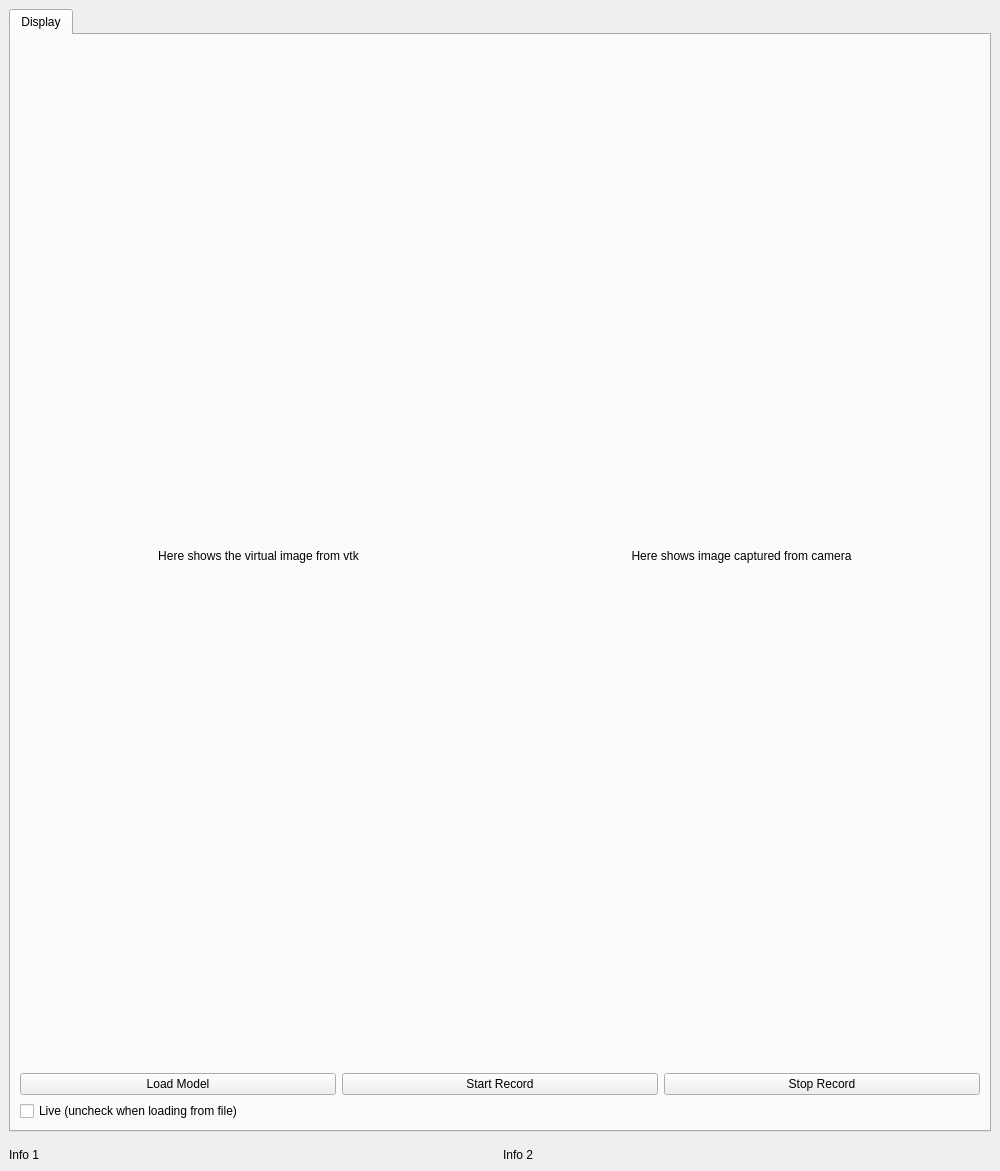
First picture: the form in src/GraphicalUserInterface.ui, repository magnumye/daVinciToolTrack, before the edit.
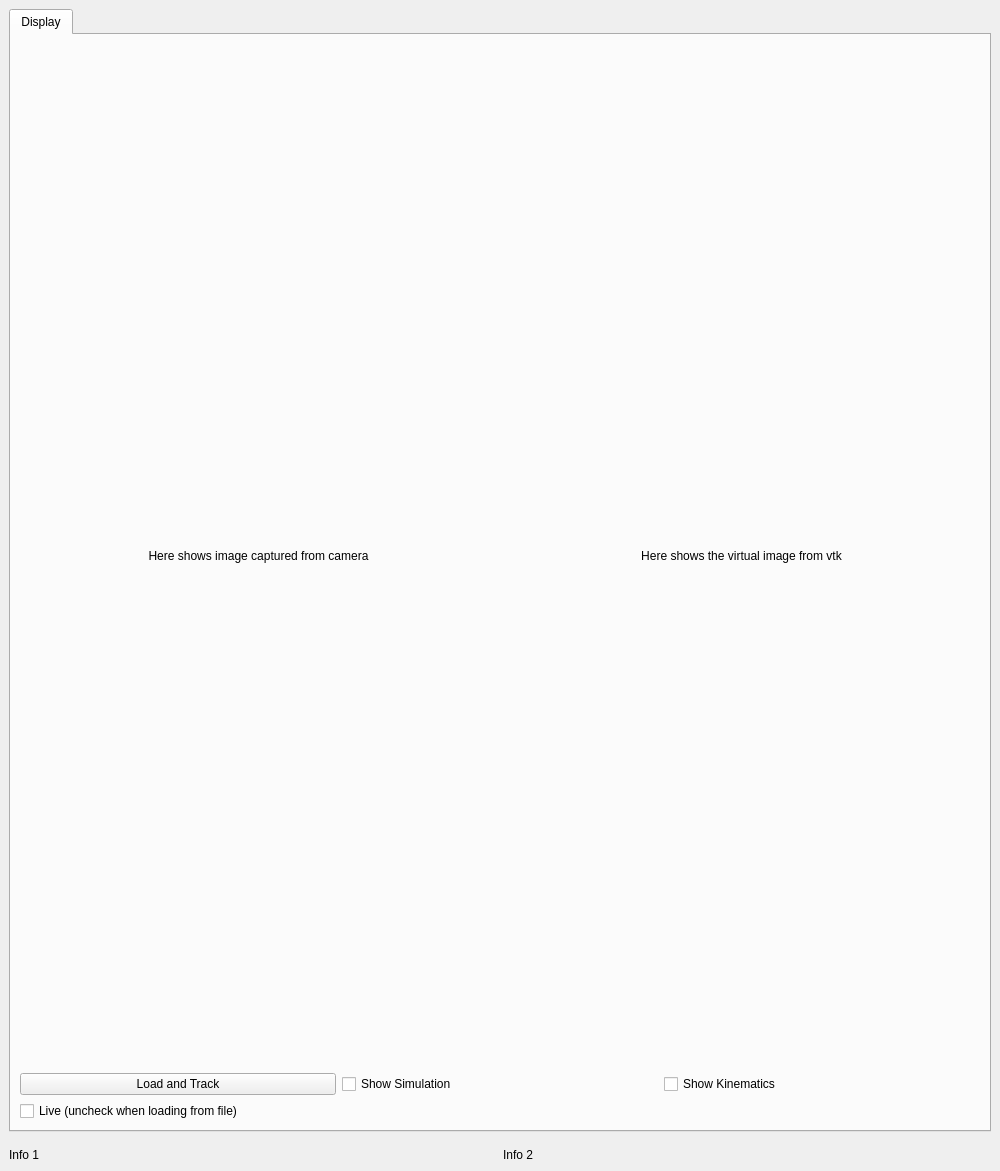
Second picture: the form after the edit.

Commit message: More cleaning done. Added check boxes for simulation view and kinematics.

Diff of the .ui file:
```diff
--- a/src/GraphicalUserInterface.ui
+++ b/src/GraphicalUserInterface.ui
@@ -27,16 +27,6 @@
        <layout class="QVBoxLayout" name="verticalLayout_3">
         <item>
          <layout class="QHBoxLayout" name="horizontalLayout_2">
-          <item>
-           <widget class="QLabel" name="virtual_label">
-            <property name="text">
-             <string>Here shows the virtual image from vtk</string>
-            </property>
-            <property name="alignment">
-             <set>Qt::AlignCenter</set>
-            </property>
-           </widget>
-          </item>
           <item>
            <widget class="QLabel" name="camera_label">
             <property name="text">
@@ -47,6 +37,16 @@
             </property>
            </widget>
           </item>
+          <item>
+           <widget class="QLabel" name="virtual_label">
+            <property name="text">
+             <string>Here shows the virtual image from vtk</string>
+            </property>
+            <property name="alignment">
+             <set>Qt::AlignCenter</set>
+            </property>
+           </widget>
+          </item>
          </layout>
         </item>
         <item>
@@ -61,24 +61,24 @@
             </property>
            </widget>
           </item>
-          <item row="1" column="2">
-           <widget class="QPushButton" name="startRecButton">
-            <property name="text">
-             <string>Start Record</string>
-            </property>
-           </widget>
-          </item>
           <item row="1" column="0">
            <widget class="QPushButton" name="loadButton">
             <property name="text">
-             <string>Load Model</string>
+             <string>Load and Track</string>
             </property>
            </widget>
           </item>
-          <item row="1" column="3">
-           <widget class="QPushButton" name="stopRecButton">
+          <item row="1" column="1">
+           <widget class="QCheckBox" name="sim_checkBox">
             <property name="text">
-             <string>Stop Record</string>
+             <string>Show Simulation</string>
+            </property>
+           </widget>
+          </item>
+          <item row="1" column="2">
+           <widget class="QCheckBox" name="kine_checkBox">
+            <property name="text">
+             <string>Show Kinematics</string>
             </property>
            </widget>
           </item>
```
Left out of the diff: 2 changed lines with no effect on the pictures. The commit also changes 6 other files.
